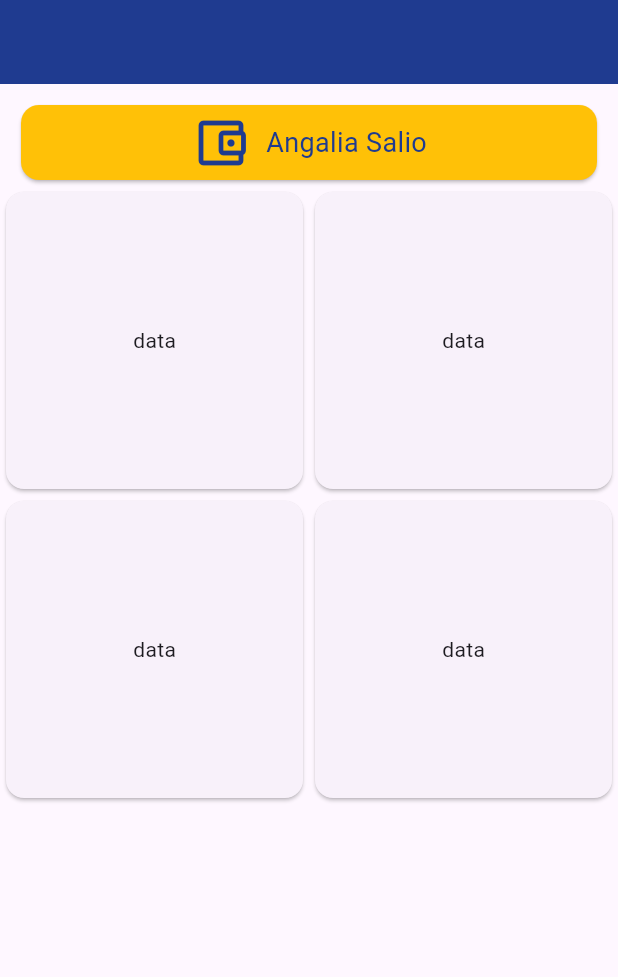
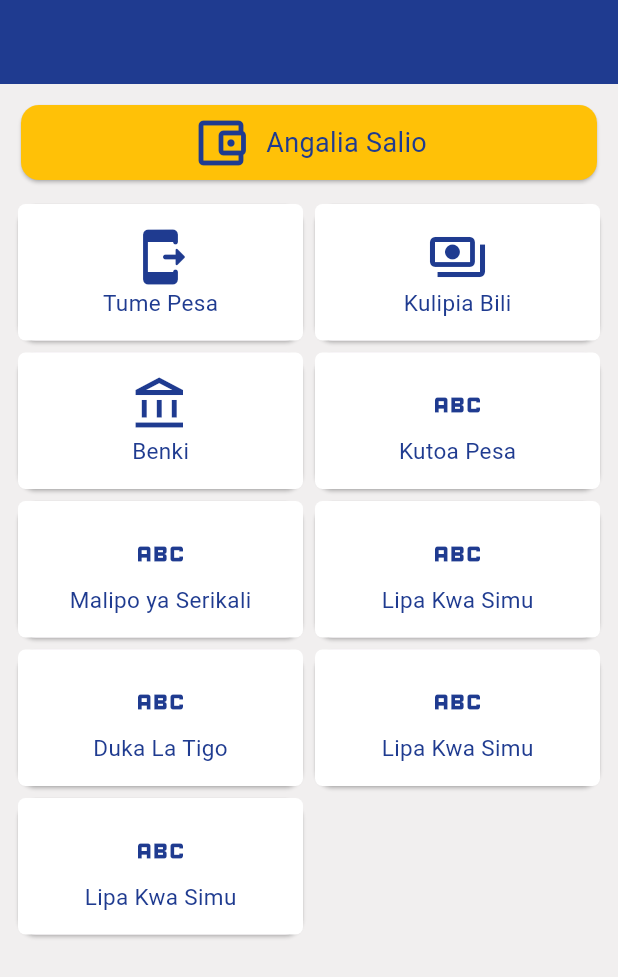
Before and after one commit to zuberypima/tigopesaUI, a Flutter app: the screen it shows after launch, on a phone screen of 412 x 824 dp. Shown: the top 977 px of the screen. Run offline on Flutter 3.47's test engine with Material 3 defaults, Android fonts, the phone set to English and light mode, and no system bars.

Commit message:
update tigopesa ui app

```diff
--- a/lib/homepage.dart
+++ b/lib/homepage.dart
@@ -1,4 +1,5 @@
 import 'package:flutter/material.dart';
+import 'package:tigopesaui/widgets/homecard.dart';
 
 class HeomePage extends StatefulWidget {
   const HeomePage({super.key});
@@ -12,6 +13,7 @@
   Widget build(BuildContext context) {
     return SafeArea(
         child: Scaffold(
+          backgroundColor: Color.fromARGB(255, 241, 239, 239),
       appBar: AppBar(backgroundColor: Color.fromRGBO(31, 59, 144, 100)),
       body: ListView(
         children: [
@@ -44,35 +46,26 @@
             ),
           ),
           Expanded(
-            child: Container(
-              width: MediaQuery.of(context).size.width,
-              height: MediaQuery.of(context).size.height / 2,
-              child: GridView(
-                  gridDelegate: SliverGridDelegateWithFixedCrossAxisCount(
-                    crossAxisCount: 2,
-                  ),
-                  children: [
-                    Card(
-                      child: Center(
-                        child: Text("data"),
-                      ),
-                    ),
-                     Card(
-                      child: Center(
-                        child: Text("data"),
-                      ),
-                    ),
-                     Card(
-                      child: Center(
-                        child: Text("data"),
-                      ),
-                    ),
-                     Card(
-                      child: Center(
-                        child: Text("data"),
-                      ),
-                    )
-                  ]),
+            child: Padding(
+              padding: const EdgeInsets.all(8.0),
+              child: SizedBox(
+                width: MediaQuery.of(context).size.width,
+                height: MediaQuery.of(context).size.height / 1.5,
+                child: GridView(
+                    gridDelegate: SliverGridDelegateWithFixedCrossAxisCount(
+                        crossAxisCount: 2, childAspectRatio: 2),
+                    children: [
+                      HomeCard().homeCard("Tume Pesa", Icons.send_to_mobile_rounded),
+                      HomeCard().homeCard("Kulipia Bili", Icons.payments_outlined),
+                      HomeCard().homeCard("Benki", Icons.account_balance_outlined),
+                      HomeCard().homeCard("Kutoa Pesa", Icons.abc),
+                      HomeCard().homeCard("Malipo ya Serikali", Icons.abc),
+                      HomeCard().homeCard("Lipa Kwa Simu", Icons.abc),
+                      HomeCard().homeCard("Duka La Tigo", Icons.abc),
+                      HomeCard().homeCard("Lipa Kwa Simu", Icons.abc),
+                      HomeCard().homeCard("Lipa Kwa Simu", Icons.abc)
+                    ]),
+              ),
             ),
           )
         ],
--- /dev/null
+++ b/lib/utilities/constants.dart
@@ -0,0 +1,3 @@
+import 'package:flutter/material.dart';
+
+Color mainColor = Color.fromRGBO(31, 59, 144, 100);
--- a/lib/widgets/homecard.dart
+++ b/lib/widgets/homecard.dart
@@ -0,0 +1,24 @@
+import 'package:flutter/material.dart';
+import 'package:tigopesaui/utilities/constants.dart';
+
+class HomeCard {
+  late IconData iconData;
+
+  Widget homeCard(String cardlabel, IconData iconData) {
+    return Card(
+        child: Container(
+          decoration: BoxDecoration(
+          color: Colors.white,
+borderRadius: BorderRadius.circular(5)
+          ),
+          child: Column(
+          crossAxisAlignment: CrossAxisAlignment.center,
+          mainAxisAlignment: MainAxisAlignment.center,
+                children: [
+          Icon(iconData,color: mainColor,size: 40,),
+          Text(cardlabel,style: TextStyle(color: mainColor,fontSize: 15),),
+                ],
+              ),
+        ));
+  }
+}
```
